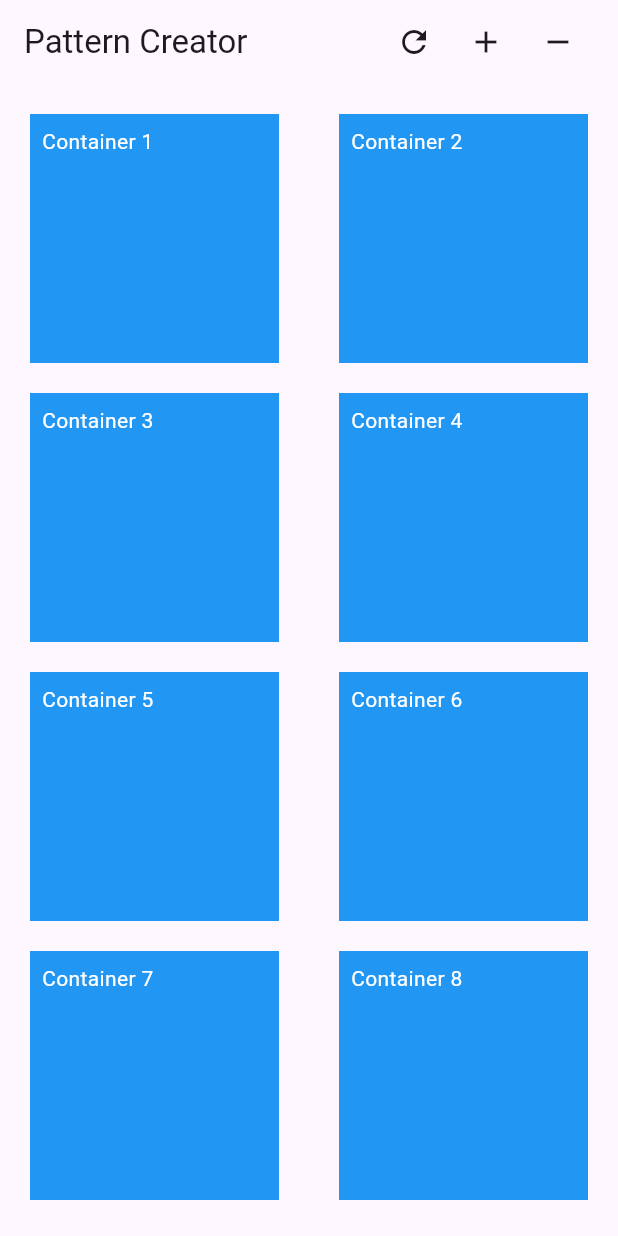
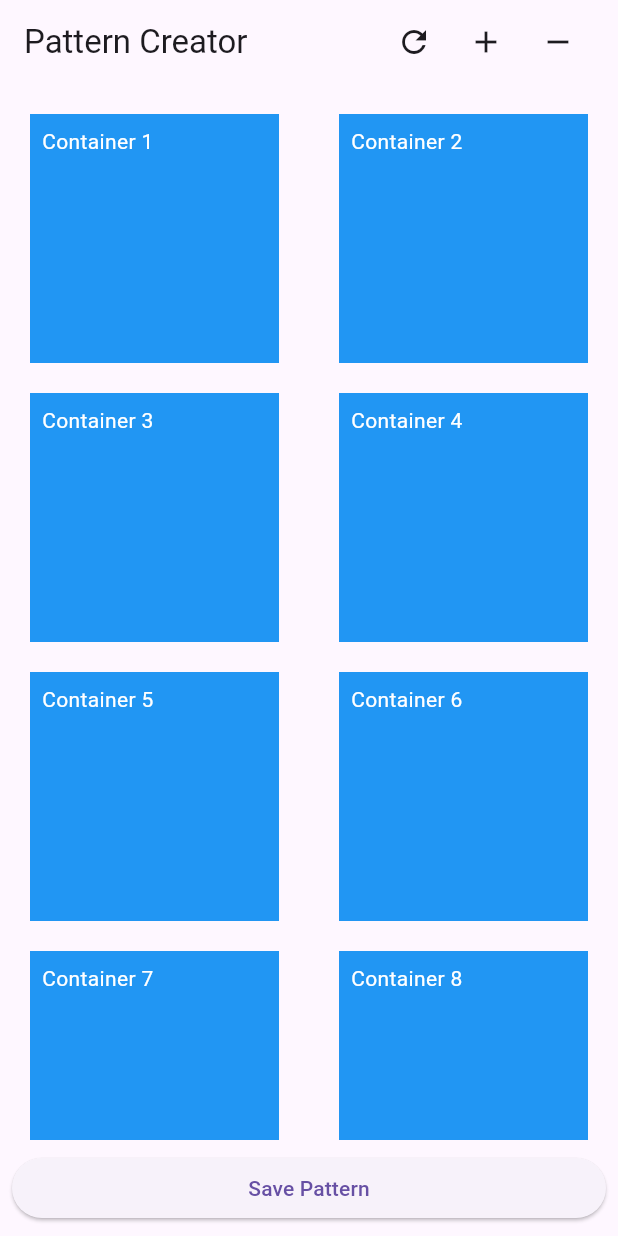
Before and after one commit to HanifMDjamiludin/LuminaSYNC, a Flutter app: the PatternCreator screen opened directly, after a tap on the "refresh" icon, on a phone screen of 412 x 824 dp. Run offline on Flutter 3.47's test engine with Material 3 defaults, Android fonts, the phone set to English and light mode, and no system bars; our stand-ins replace firebase_auth, firebase_core, google_fonts, google_sign_in, shared_preferences; missing offline and left inert: flutter_hsvcolor_picker; accounts and stored records are empty.

Commit message:
Completion of Pattern Creator

```diff
--- a/luminasyncflutter/lib/creator.dart
+++ b/luminasyncflutter/lib/creator.dart
@@ -4,6 +4,7 @@ import 'package:flutter/material.dart';
 import 'package:luminasyncflutter/src/api_service.dart';
 import 'package:flutter_hsvcolor_picker/flutter_hsvcolor_picker.dart';
 import 'package:shared_preferences/shared_preferences.dart';
+import "package:luminasyncflutter/save_pattern.dart";
 
 void main() {
   runApp(MyApp());
@@ -35,16 +36,20 @@ class _PatternCreatorState extends State<PatternCreator> {
   List<int> deviceNumbers = []; // List to hold device numbers
   List<Color> _chosenColors = [];
   Future? loadColorsFuture;
+  List<Color> _leftColumnColors = []; // List to hold colors for the left column
+  List<Color> _rightColumnColors = []; // List to hold colors for the right column
+
 
   @override
   void initState() {
     super.initState();
-    // _chosenColors = List.generate(containerCount, (index) => Colors.blue);
-    // loadColors();
     loadColorsFuture = loadColors(); // Store the Future
+    _leftColumnColors = List.generate(containerCount ~/ 2, (_) => Colors.blue);
+    _rightColumnColors = List.generate(containerCount ~/ 2, (_) => Colors.blue);
   }
 
   void _onButtonPressed(int index) {
+    bool isLeftColumn = index % 2 == 0;
     showDialog(
         context: context,
         builder: (BuildContext context) {
@@ -57,10 +62,14 @@ class _PatternCreatorState extends State<PatternCreator> {
                         mainAxisSize: MainAxisSize.min,
                         children: [
                             ColorPicker(
-                  color: _chosenColors[index],
+                                color: isLeftColumn ? _leftColumnColors[index ~/ 2] : _rightColumnColors[index ~/ 2],
                                 onChanged: (value) {
                                     setState(() {
-                      _chosenColors[index] = value;
+                                        if (isLeftColumn) {
+                                            _leftColumnColors[index ~/ 2] = value;
+                                        } else {
+                                            _rightColumnColors[index ~/ 2] = value;
+                                        }
                                     });
                                     saveColors();
                                 },
@@ -68,9 +77,7 @@ class _PatternCreatorState extends State<PatternCreator> {
                             ),
                             const SizedBox(height: 20),
                             ElevatedButton(
-                  onPressed: () {
-                    Navigator.of(context). pop();
-                  },
+                                onPressed: () => Navigator.of(context).pop(),
                                 child: const Text('OK'),
                             ),
                         ],
@@ -80,6 +87,7 @@ class _PatternCreatorState extends State<PatternCreator> {
         },
     );
 }
+
 
   //Add a row of containers
   void _addContainers() {
@@ -101,13 +109,14 @@ class _PatternCreatorState extends State<PatternCreator> {
     saveColors();
   }
 
-  //Reset the Pattern
+  // Reset the pattern
   void _resetContainers() {
     setState(() {
-    containerCount = 8;
-    _chosenColors = List<Color>.generate(8, (index) => Colors.blue);
+        containerCount = 8; // Ensures the total count remains even and can be evenly split
+        _leftColumnColors = List<Color>.generate(containerCount ~/ 2, (index) => Colors.blue);
+        _rightColumnColors = List<Color>.generate(containerCount ~/ 2, (index) => Colors.blue);
     });
-  saveColors();
+    saveColors(); // Save the reset colors to SharedPreferences
 }
 
   // Convert Color to String
@@ -123,23 +132,26 @@ class _PatternCreatorState extends State<PatternCreator> {
   // Save colors to SharedPreferences
   Future<void> saveColors() async {
     final prefs = await SharedPreferences.getInstance();
-    final colorStrings = _chosenColors.map(colorToString).toList();
-    await prefs.setStringList('chosenColors', colorStrings);
+    final leftColorStrings = _leftColumnColors.map(colorToString).toList();
+    final rightColorStrings = _rightColumnColors.map(colorToString).toList();
+    await prefs.setStringList('leftColumnColors', leftColorStrings);
+    await prefs.setStringList('rightColumnColors', rightColorStrings);
   }
 
   // Load colors from SharedPreferences
   Future<void> loadColors() async {
       final prefs = await SharedPreferences.getInstance();
-    final colorStrings = prefs.getStringList('chosenColors');
+      final leftColorStrings = prefs.getStringList('leftColumnColors'); // Retrieve left column colors
+      final rightColorStrings = prefs.getStringList('rightColumnColors'); // Retrieve right column colors
 
-    if (colorStrings == null || colorStrings.isEmpty) {
-      _chosenColors = List.generate(containerCount, (index) => Colors.blue);
-    } else {
-      _chosenColors = colorStrings.map(stringToColor).toList();
-    }
+      _leftColumnColors = leftColorStrings != null ? leftColorStrings.map(stringToColor).toList() : // Check if leftColorStrings is null
+          List.generate(containerCount ~/ 2, (_) => Colors.blue); // Initialize colors if null
+      _rightColumnColors = rightColorStrings != null ? rightColorStrings.map(stringToColor).toList() : // Check if rightColorStrings is null
+          List.generate(containerCount ~/ 2, (_) => Colors.blue); // Initialize colors if null
 
       setState(() {}); // Notify the framework that the internal state of this object has changed.
   }
+
 
   @override
   Widget build(BuildContext context) {
@@ -174,9 +186,7 @@ class _PatternCreatorState extends State<PatternCreator> {
                 ],
               ),
             ),
-            body: Container(
-              child: Column(
-                crossAxisAlignment: CrossAxisAlignment.center,
+            body: Column(
               children: <Widget>[
                 Expanded(
                   child: GridView.count(
@@ -185,9 +195,10 @@ class _PatternCreatorState extends State<PatternCreator> {
                     mainAxisSpacing: 20, // Decreased main axis spacing
                     crossAxisCount: 2,
                     children: List.generate(containerCount, (index) {
+                      bool isLeftColumn = index % 2 == 0;
                       return Container(
                         padding: const EdgeInsets.all(8),
-                          color: _chosenColors[index], // Use individual color for each container
+                        color: isLeftColumn ? _leftColumnColors[index ~/ 2] : _rightColumnColors[index ~/ 2], // Use individual color for each container
                         child: GestureDetector(
                           onTap: () => _onButtonPressed(index), // Pass index to the onTap function
                           child: Text(
@@ -199,8 +210,28 @@ class _PatternCreatorState extends State<PatternCreator> {
                     }),
                   ),
                 ),
+                SizedBox(
+                  width: double.infinity,
+                  child: Padding(
+                    padding: const EdgeInsets.all(8.0),
+                    child: ElevatedButton(
+                      onPressed: () {
+                        print('Left Column Colors: $_leftColumnColors');
+                        print('Right Column Colors: $_rightColumnColors');
+                        Navigator.of(context).push(
+                          MaterialPageRoute(
+                            builder: (context) => SubmitPatternPage(
+                              leftColors: _leftColumnColors,
+                              rightColors: _rightColumnColors
+                            ),
+                          ),
+                        );
+                      },
+                      child: Text("Save Pattern"),
+                    ),
+                  ),
+                ),
               ],
-              ),
             ),
           );
         }
```
Also changed, not shown: luminasyncflutter/lib/save_pattern.dart (added, +84 -0 lines), luminasyncflutter/lib/src/api_service.dart (+27 -0 lines). Lines whose indentation alone changed are shown as unchanged.
